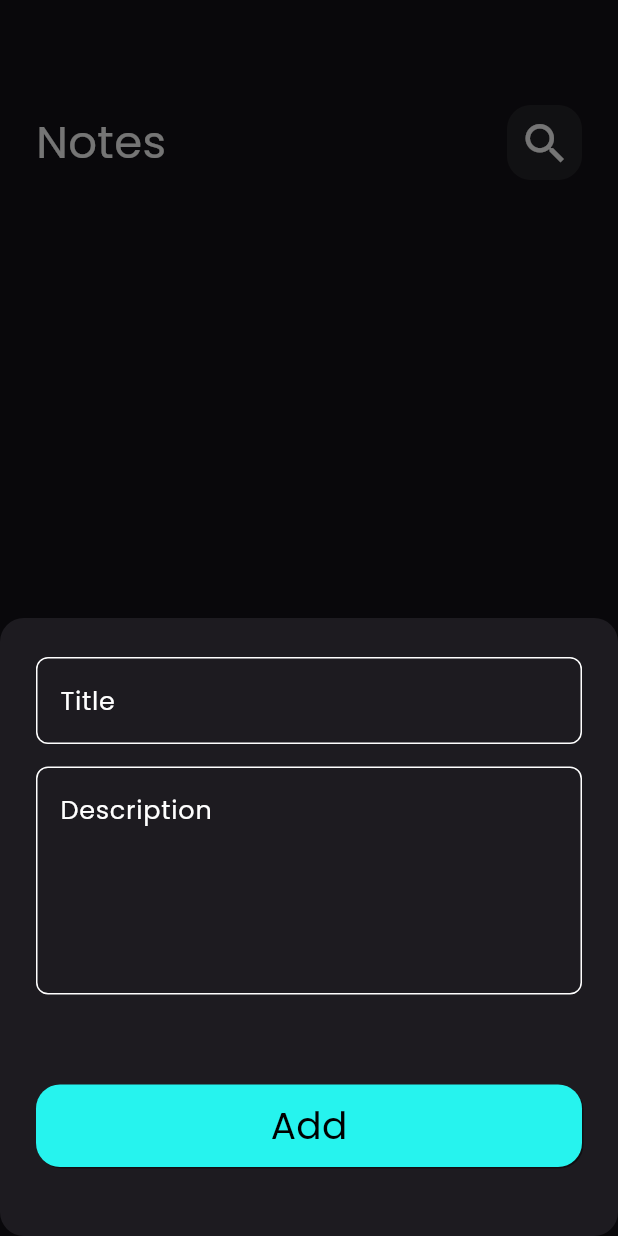
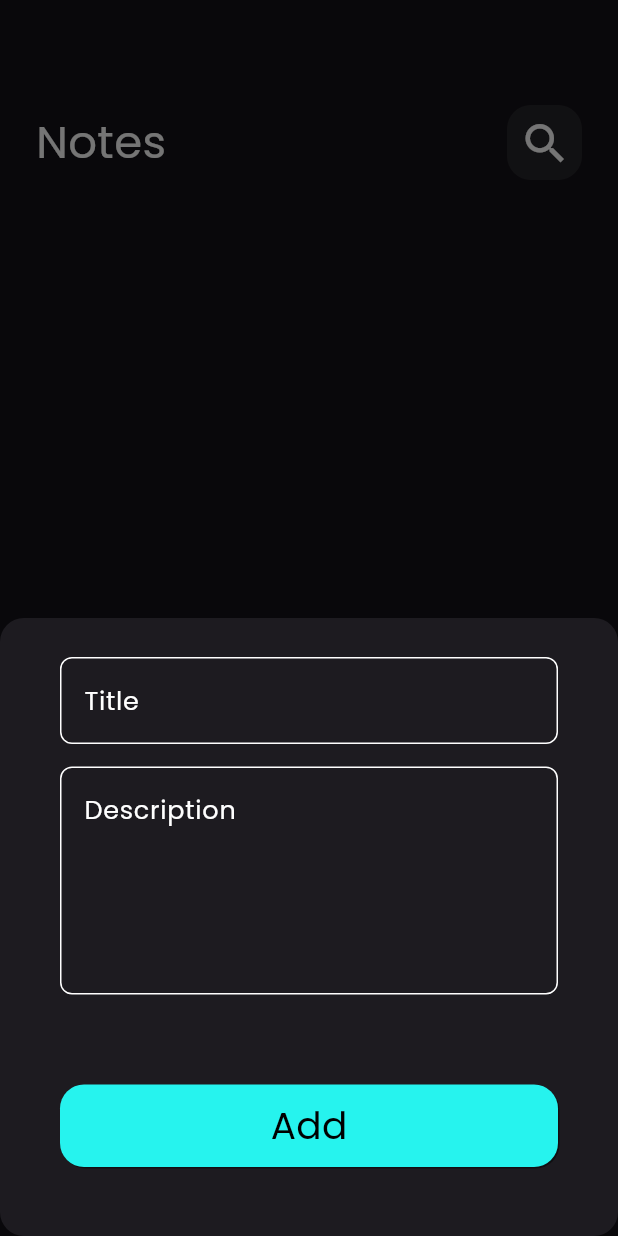
Before and after one commit to Marioktkt136/notes_app, a Flutter app: the screen it shows after launch, after a tap on the "add" icon, on a phone screen of 412 x 824 dp. Run offline on Flutter 3.47's test engine with Material 3 defaults, Android fonts, the phone set to English and light mode, and no system bars; our stand-ins replace bloc, flutter_bloc, font_awesome_flutter, hive, hive_flutter; accounts and stored records are empty.

Commit message:
edit notes view body and add fetch all notes method to it and make it stateful widget

```diff
--- a/lib/views/notes_app_home_page.dart
+++ b/lib/views/notes_app_home_page.dart
@@ -2,19 +2,22 @@ import 'package:flutter/material.dart';
 import 'package:flutter_bloc/flutter_bloc.dart';
 import 'package:notes_app/cubits/notes/notes_cubit.dart';
 import 'package:notes_app/widgets/add_show_model_bottom_sheet.dart';
-// import 'package:font_awesome_flutter/font_awesome_flutter.dart';
-import 'package:notes_app/widgets/custom_app_bar.dart';
-import 'package:notes_app/widgets/custom_list_view.dart';
-// import 'package:font_awesome_flutter/font_awesome_flutter.dart';
+import 'package:notes_app/widgets/notes_view_body.dart';
 
-class NotesAppHomePage extends StatelessWidget {
+class NotesAppHomePage extends StatefulWidget {
   const NotesAppHomePage({super.key});
 
+  @override
+  State<NotesAppHomePage> createState() => _NotesAppHomePageState();
+}
+
+class _NotesAppHomePageState extends State<NotesAppHomePage> {
   @override
   Widget build(BuildContext context) {
     return BlocProvider(
       create: (context) => NotesCubit(),
       child: Scaffold(
+        resizeToAvoidBottomInset: false,
         floatingActionButton: FloatingActionButton(
           elevation: 30,
           splashColor: Colors.blue.withOpacity(0.4),
@@ -22,6 +25,7 @@ class NotesAppHomePage extends StatelessWidget {
           hoverColor: Colors.blueAccent.withOpacity(0.4),
           onPressed: () {
             showModalBottomSheet(
+              isScrollControlled: true,
               shape: RoundedRectangleBorder(
                 borderRadius: BorderRadius.circular(16),
               ),
@@ -37,22 +41,7 @@ class NotesAppHomePage extends StatelessWidget {
             color: Colors.white,
           ),
         ),
-        body: Padding(
-          padding: const EdgeInsets.symmetric(
-            horizontal: 24,
-          ),
-          child: Column(
-            children: [
-              const CustomAppBar(
-                title: 'Notes',
-                icon: Icons.search,
-              ),
-              Expanded(
-                child: NotesListView(),
-              ),
-            ],
-          ),
-        ),
+        body: const NotesViewBody(),
       ),
     );
   }
--- a/lib/widgets/add_show_model_bottom_sheet.dart
+++ b/lib/widgets/add_show_model_bottom_sheet.dart
@@ -28,9 +28,16 @@ class AddNotesBottomSheet extends StatelessWidget {
           builder: (context, state) {
             return AbsorbPointer(
               absorbing: state is AddNoteLoading ? true : false,
-              child: const SingleChildScrollView(
-                padding: EdgeInsets.symmetric(vertical: 16.0, horizontal: 8),
-                child: AddNoteForm(),
+              child: Padding(
+                padding: EdgeInsets.only(
+                  left: 16,
+                  right: 16,
+                  bottom: MediaQuery.of(context).viewInsets.bottom,
+                ),
+                child: SingleChildScrollView(
+                  padding: EdgeInsets.symmetric(vertical: 16.0, horizontal: 8),
+                  child: AddNoteForm(),
+                ),
               ),
             );
           },
--- a/lib/widgets/custom_list_view.dart
+++ b/lib/widgets/custom_list_view.dart
@@ -26,8 +26,7 @@ class NotesListView extends StatelessWidget {
   Widget build(BuildContext context) {
     return BlocBuilder<NotesCubit, NotesCubitState>(
       builder: (context, state) {
-        List<NoteModel> notes =
-            BlocProvider.of<NotesCubit>(context).notes ?? [];
+        List<NoteModel> notes = BlocProvider.of<NotesCubit>(context).notes!;
         return Padding(
           padding: const EdgeInsets.symmetric(vertical: 10),
           child: ListView.builder(
--- /dev/null
+++ b/lib/widgets/notes_view_body.dart
@@ -0,0 +1,40 @@
+import 'package:flutter/material.dart';
+import 'package:flutter_bloc/flutter_bloc.dart';
+import 'package:notes_app/cubits/notes/notes_cubit.dart';
+import 'package:notes_app/widgets/custom_app_bar.dart';
+import 'package:notes_app/widgets/custom_list_view.dart';
+
+class NotesViewBody extends StatefulWidget {
+  const NotesViewBody({super.key});
+
+  @override
+  State<NotesViewBody> createState() => _NotesViewBodyState();
+}
+
+class _NotesViewBodyState extends State<NotesViewBody> {
+  @override
+  void initState() {
+    BlocProvider.of<NotesCubit>(context).fetchAllNotes();
+    super.initState();
+  }
+
+  @override
+  Widget build(BuildContext context) {
+    return Padding(
+      padding: const EdgeInsets.symmetric(
+        horizontal: 24,
+      ),
+      child: Column(
+        children: [
+          CustomAppBar(
+            title: 'Notes',
+            icon: Icons.search,
+          ),
+          Expanded(
+            child: NotesListView(),
+          ),
+        ],
+      ),
+    );
+  }
+}
```
